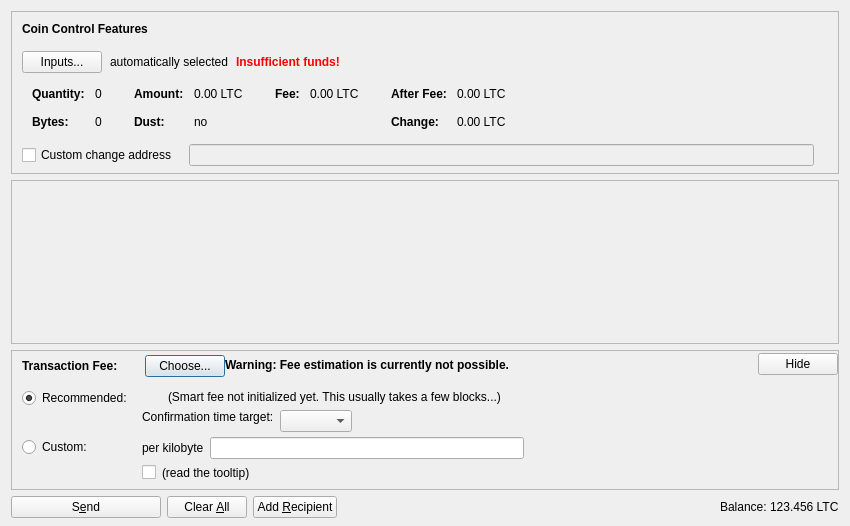
litebitcoins/litebitcoin, file src/qt/forms/sendcoinsdialog.ui: the form before one commit.
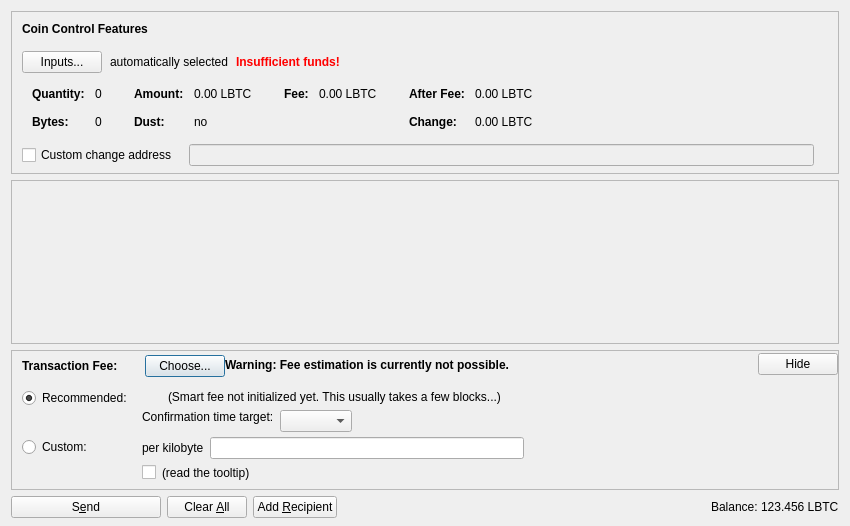
The form after the commit. Icons and pictures are not drawn. Custom widgets are drawn as their Qt base class.

Commit message: Change tinker from LTC to LBTC

Patch:
```diff
--- a/src/qt/forms/sendcoinsdialog.ui
+++ b/src/qt/forms/sendcoinsdialog.ui
@@ -324,7 +324,7 @@
                   <enum>Qt::ActionsContextMenu</enum>
                  </property>
                  <property name="text">
-                  <string notr="true">0.00 LTC</string>
+                  <string notr="true">0.00 LBTC</string>
                  </property>
                  <property name="textInteractionFlags">
                   <set>Qt::LinksAccessibleByMouse|Qt::TextSelectableByKeyboard|Qt::TextSelectableByMouse</set>
@@ -404,7 +404,7 @@
                   <enum>Qt::ActionsContextMenu</enum>
                  </property>
                  <property name="text">
-                  <string notr="true">0.00 LTC</string>
+                  <string notr="true">0.00 LBTC</string>
                  </property>
                  <property name="textInteractionFlags">
                   <set>Qt::LinksAccessibleByMouse|Qt::TextSelectableByKeyboard|Qt::TextSelectableByMouse</set>
@@ -455,7 +455,7 @@
                   <enum>Qt::ActionsContextMenu</enum>
                  </property>
                  <property name="text">
-                  <string notr="true">0.00 LTC</string>
+                  <string notr="true">0.00 LBTC</string>
                  </property>
                  <property name="textInteractionFlags">
                   <set>Qt::LinksAccessibleByMouse|Qt::TextSelectableByKeyboard|Qt::TextSelectableByMouse</set>
@@ -484,7 +484,7 @@
                   <enum>Qt::ActionsContextMenu</enum>
                  </property>
                  <property name="text">
-                  <string notr="true">0.00 LTC</string>
+                  <string notr="true">0.00 LBTC</string>
                  </property>
                  <property name="textInteractionFlags">
                   <set>Qt::LinksAccessibleByMouse|Qt::TextSelectableByKeyboard|Qt::TextSelectableByMouse</set>
@@ -1237,7 +1237,7 @@
           <cursorShape>IBeamCursor</cursorShape>
          </property>
          <property name="text">
-          <string notr="true">123.456 LTC</string>
+          <string notr="true">123.456 LBTC</string>
          </property>
          <property name="textInteractionFlags">
           <set>Qt::LinksAccessibleByMouse|Qt::TextSelectableByKeyboard|Qt::TextSelectableByMouse</set>
```
The commit also changes 17 other files.
